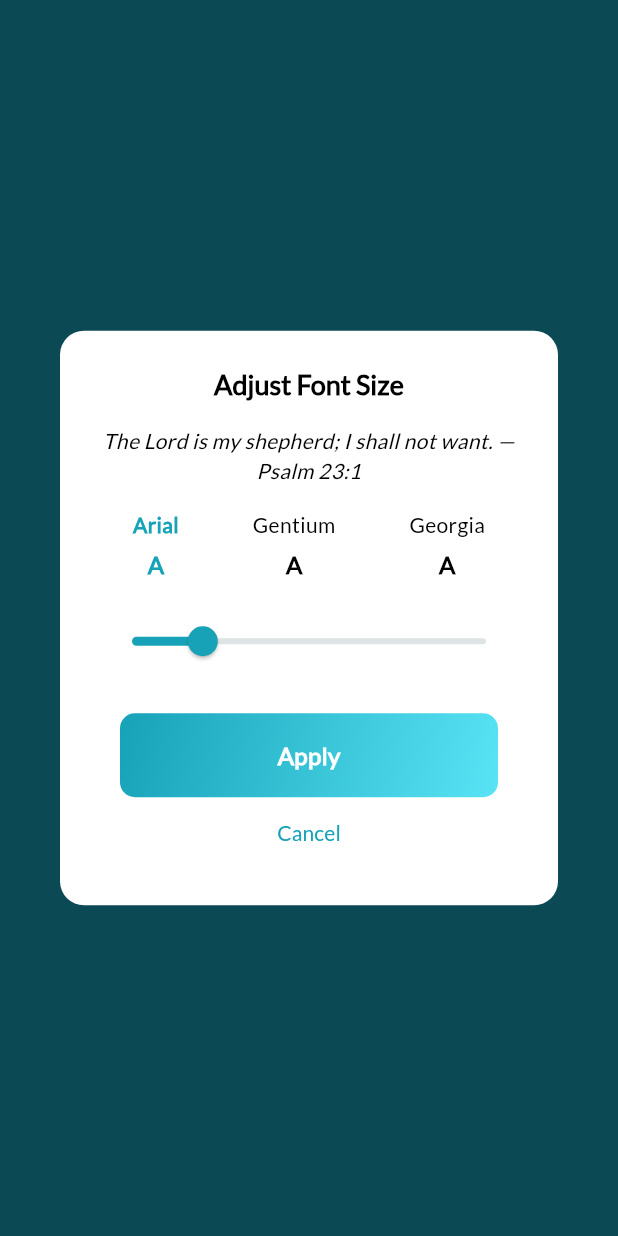
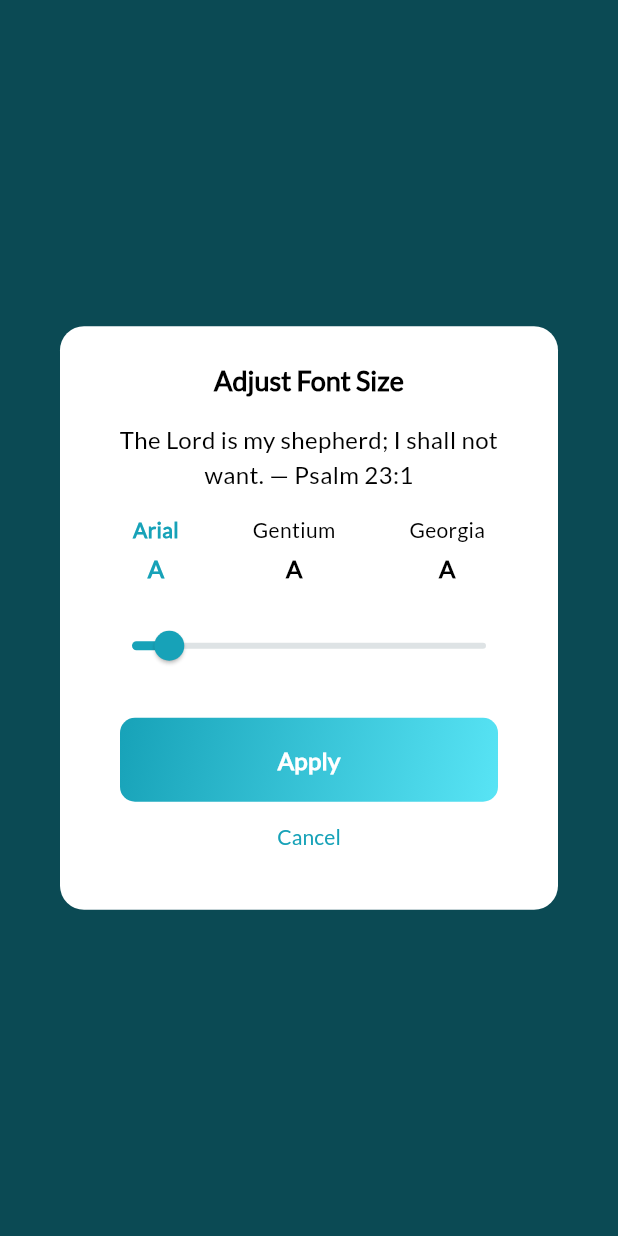
Before and after one commit to Naveed-kaimkhani/bible_faq, a Flutter app: what show() shows on an empty page, opened directly, on a phone screen of 412 x 824 dp. Run offline on Flutter 3.47's test engine with Material 3 defaults, Android fonts, the phone set to English and light mode, and no system bars; our stand-ins replace flutter_html, flutter_spinkit, flutter_svg, gap, get, share_plus and 3 more; accounts and stored records are empty.

Commit message:
added change font size support

```diff
--- a/lib/view/dialogs/font_size_dialog.dart
+++ b/lib/view/dialogs/font_size_dialog.dart
@@ -7,13 +7,16 @@ import 'package:gap/gap.dart';
 import 'package:get/get.dart';
 
 class FontSizeDialog {
-  static void show() {
+  static void show() async {
     final FontSizeController controller = Get.put(FontSizeController());
     final ThemeController themeController = Get.find<ThemeController>();
+    ValueNotifier<double> tempFontSize =
+        ValueNotifier(controller.fontSize.value);
 
     Get.dialog(
       Obx(() {
         bool isDarkMode = themeController.isDarkMode.value;
+
         return AlertDialog(
           backgroundColor: isDarkMode ? Colors.grey[900] : Colors.white,
           shape:
@@ -28,17 +31,20 @@ class FontSizeDialog {
               ),
             ),
           ),
-          content: Obx(
-            () => Column(
+          content: Column(
             mainAxisSize: MainAxisSize.min,
             children: [
-                Text(
+              // Preview text using temporary font size
+              ValueListenableBuilder(
+                valueListenable: tempFontSize,
+                builder: (context, value, child) => Text(
                   "The Lord is my shepherd; I shall not want. — Psalm 23:1",
                   textAlign: TextAlign.center,
                   style: TextStyle(
-                    fontSize: 14,
-                    fontStyle: FontStyle.italic,
+                    fontSize: tempFontSize.value,
+                    // fontStyle: FontStyle.italic,
                     color: isDarkMode ? Colors.white : Colors.black,
+                  ),
                 ),
               ),
               const SizedBox(height: 16),
@@ -51,24 +57,28 @@ class FontSizeDialog {
                 ],
               ),
               const SizedBox(height: 16),
-                Slider.adaptive(
-                  value: controller.fontSize.value,
+              // Slider updates the temporary font size
+              ValueListenableBuilder(
+                valueListenable: tempFontSize,
+                builder: (context, value, child) => Slider.adaptive(
+                  value: tempFontSize.value,
                   min: 12,
-                  max: 32,
+                  max: 50,
                   activeColor: AppColors.tealBlue,
                   onChanged: (value) {
-                    controller.setFontSize(value);
+                    tempFontSize.value = value;
                   },
                 ),
+              )
             ],
-            ),
           ),
           actions: [
             Padding(
               padding: const EdgeInsets.symmetric(horizontal: 16.0),
               child: CustomGradientButton(
                 text: "Apply",
-                onTap: () {
+                onTap: () async {
+                  controller.setFontSize(tempFontSize.value);
                   Get.back();
                 },
               ),
@@ -94,12 +104,12 @@ class FontSizeDialog {
 
   static Widget _fontOptionButton(
       FontSizeController controller, String font, bool isDarkMode) {
-    return Obx(() {
     return GestureDetector(
       onTap: () {
         controller.setFont(font);
       },
-        child: Column(
+      child: Obx(() {
+        return Column(
           children: [
             LabelText(
               text: font,
@@ -118,8 +128,8 @@ class FontSizeDialog {
                   : (isDarkMode ? Colors.white : Colors.black),
             ),
           ],
-        ),
         );
-    });
+      }),
+    );
   }
 }
--- a/lib/view/setting_screen.dart
+++ b/lib/view/setting_screen.dart
@@ -1,4 +1,5 @@
 import 'dart:io';
+
 import 'package:bible_faq/components/componets.dart';
 import 'package:bible_faq/constants/constants.dart';
 import 'package:bible_faq/view/dialogs/dialos.dart';
@@ -174,7 +175,7 @@ class SettingScreen extends StatelessWidget {
                 menuItem(
                   icon: AppSvgIcons.star,
                   label: 'Rate Application',
-                    ontap: () async {
+                  ontap: () async {
                     // Define the default URLs for iOS and Android
                     String url = '';
 
```
Also changed, not shown: lib/view/question_details_screen.dart (+27 -8 lines), lib/view_model/font_size_provider.dart (+20 -3 lines). Lines whose indentation alone changed are shown as unchanged.
